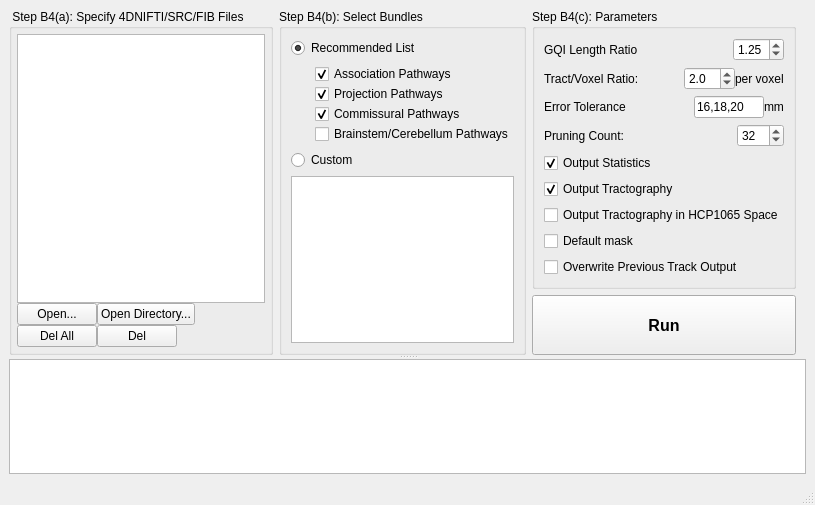
The window that auto_track.ui (frankyeh/DSI-Studio) describes before a commit, drawn with Qt 5.
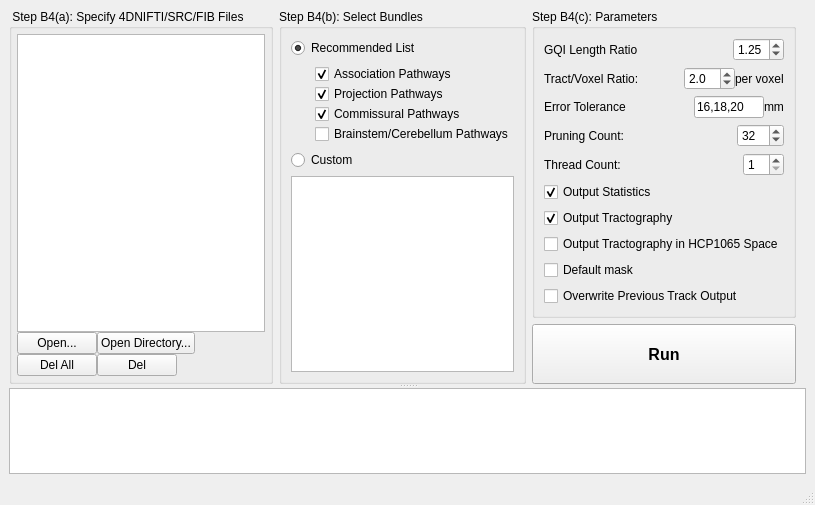
The same window after the commit. Icons and pictures are not drawn.

Commit message: allow setting thread count in atk

Patch:
```diff
--- a/auto_track.ui
+++ b/auto_track.ui
@@ -480,6 +480,43 @@
                </item>
               </layout>
              </item>
+             <item>
+              <layout class="QHBoxLayout" name="horizontalLayout_4">
+               <property name="spacing">
+                <number>0</number>
+               </property>
+               <property name="topMargin">
+                <number>0</number>
+               </property>
+               <item>
+                <widget class="QLabel" name="label_3">
+                 <property name="text">
+                  <string>Thread Count:</string>
+                 </property>
+                </widget>
+               </item>
+               <item>
+                <spacer name="horizontalSpacer_4">
+                 <property name="orientation">
+                  <enum>Qt::Horizontal</enum>
+                 </property>
+                 <property name="sizeHint" stdset="0">
+                  <size>
+                   <width>40</width>
+                   <height>20</height>
+                  </size>
+                 </property>
+                </spacer>
+               </item>
+               <item>
+                <widget class="QSpinBox" name="thread_count">
+                 <property name="minimum">
+                  <number>1</number>
+                 </property>
+                </widget>
+               </item>
+              </layout>
+             </item>
              <item>
               <widget class="QCheckBox" name="export_stat">
                <property name="text">
```
The commit also changes 2 other files.
